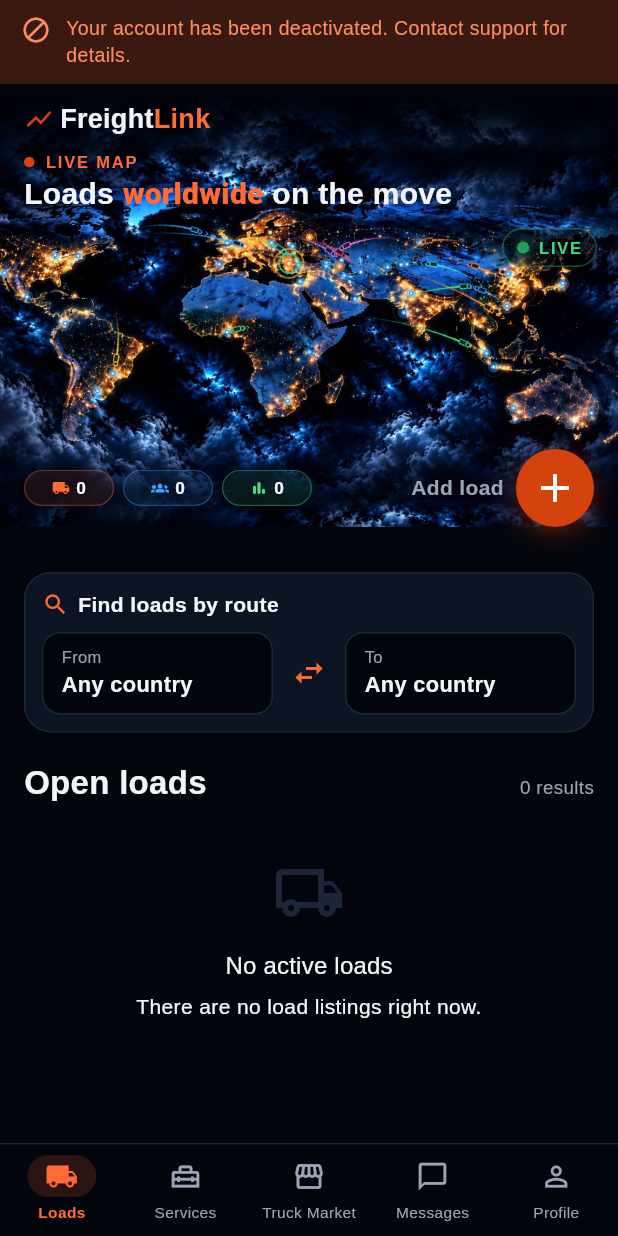
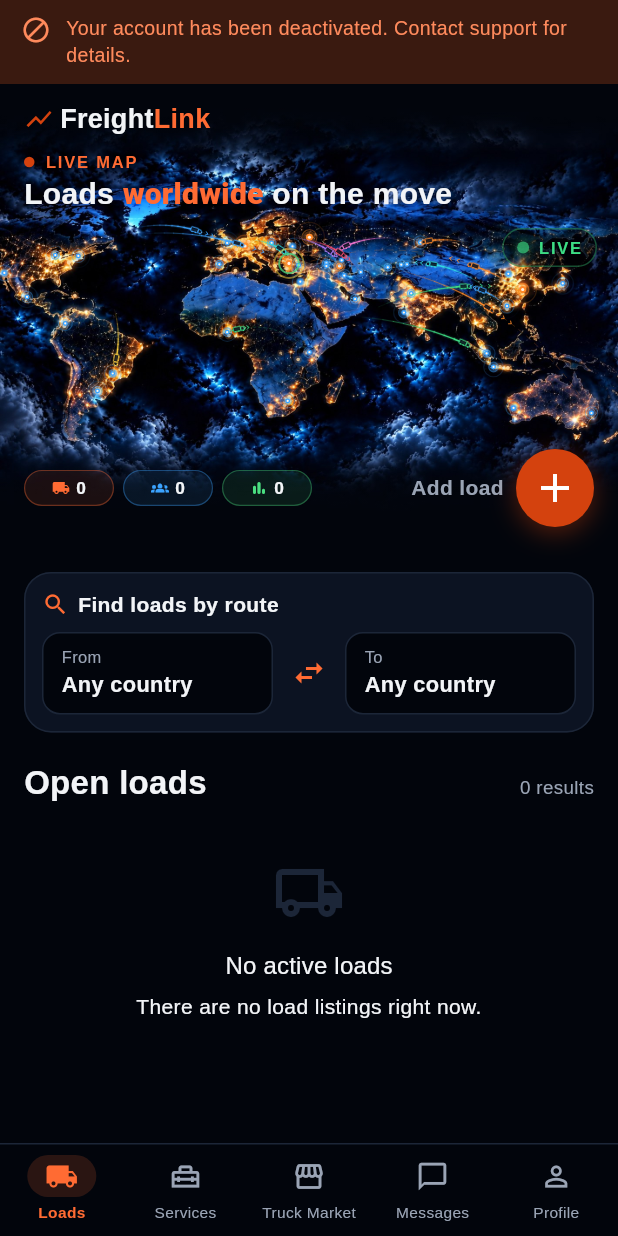
Before and after one commit to xalid9111/freightlink-test, a Flutter app: the screen it shows once a user with an empty profile is signed in, on a phone screen of 412 x 824 dp. Run offline on Flutter 3.47's test engine with Material 3 defaults, Android fonts, the phone set to English and light mode, and no system bars; our stand-ins replace audioplayers, equatable, file_picker, flutter_dotenv, flutter_map, flutter_riverpod and 8 more; missing offline and left inert: dart:js_interop, record; accounts and stored records are empty; network calls fail; project files that could hold a hidden picture were left out.

Commit message:
Night map: clouds fade gradually into the page at the top and bottom, no line
The bottom cloud picture was taller than the counters area, so it was cut
before its fade ended and left a horizontal line. The scene now keeps
only as much cloud as is always on screen (270 px above, 200 px below the
map) and fades it completely to #02050C inside that part; in night mode
the outer edge of both areas also gets a soft gradient to the page colour
behind the text, so no line shows on any screen width or text size. New
file names (_v3) so phones do not show the old cached pictures. Day mode
unchanged.

Co-Authored-By: Claude Opus 5.5 <noreply@anthropic.com>
Claude-Session: https://claude.ai/code/session_01TwoedHDaZ4iZm6AS71Mrpj

```diff
--- a/lib/features/cargo/presentation/cargo_marketplace_screen.dart
+++ b/lib/features/cargo/presentation/cargo_marketplace_screen.dart
@@ -220,7 +220,7 @@ class _Hero extends ConsumerWidget {
     // below the map are separate pictures that continue it): day = white
     // clouds, night = the owner's night clouds (19.10.2026).
     final day = AppColors.isDay;
-    final scene = day ? 'assets/images/world_map_day' : 'assets/images/world_map_night_v2';
+    final scene = day ? 'assets/images/world_map_day' : 'assets/images/world_map_night_v3';
     final topPad = MediaQuery.of(context).padding.top + 10;
     return Container(
       decoration: BoxDecoration(
@@ -234,6 +234,7 @@ class _Hero extends ConsumerWidget {
           _CloudScene(
             asset: '${scene}_top.jpg',
             alignment: Alignment.bottomCenter,
+            softEdge: !day,
             child: Padding(
             padding: EdgeInsets.only(top: topPad),
             child: Column(
@@ -285,6 +286,7 @@ class _Hero extends ConsumerWidget {
           _CloudScene(
             asset: '${scene}_bottom.jpg',
             alignment: Alignment.topCenter,
+            softEdge: !day,
             child: Column(
             crossAxisAlignment: CrossAxisAlignment.stretch,
             children: [
@@ -401,15 +403,44 @@ class _CloudScene extends StatelessWidget {
   final String asset;
   final Alignment alignment;
   final Widget child;
-  const _CloudScene({required this.asset, required this.alignment, required this.child});
+
+  /// Night: the outer edge (top of the title area, bottom of the counters
+  /// area) also fades softly into the page colour behind [child], so the
+  /// clouds never end in a line, whatever the screen width or text size.
+  final bool softEdge;
+  const _CloudScene({required this.asset, required this.alignment, required this.child, this.softEdge = false});
 
   @override
   Widget build(BuildContext context) {
-    return DecoratedBox(
+    final picture = DecoratedBox(
       decoration: BoxDecoration(
         image: DecorationImage(image: AssetImage(asset), fit: BoxFit.fitWidth, alignment: alignment),
       ),
-      child: child,
+      child: softEdge ? const SizedBox.expand() : child,
+    );
+    if (!softEdge) return picture;
+    final outerTop = alignment == Alignment.bottomCenter;
+    return Stack(
+      children: [
+        Positioned.fill(child: picture),
+        Positioned(
+          left: 0,
+          right: 0,
+          top: outerTop ? 0 : null,
+          bottom: outerTop ? null : 0,
+          height: 36,
+          child: DecoratedBox(
+            decoration: BoxDecoration(
+              gradient: LinearGradient(
+                begin: outerTop ? Alignment.topCenter : Alignment.bottomCenter,
+                end: outerTop ? Alignment.bottomCenter : Alignment.topCenter,
+                colors: [AppColors.hero, AppColors.hero.withValues(alpha: 0)],
+              ),
+            ),
+          ),
+        ),
+        child,
+      ],
     );
   }
 }
--- a/lib/features/cargo/presentation/widgets/live_map.dart
+++ b/lib/features/cargo/presentation/widgets/live_map.dart
@@ -38,11 +38,11 @@ class LiveMap extends StatefulWidget {
 }
 
 /// Background picture: the night-lights map in clouds (night mode,
-/// world_map_night_v2.jpg — the owner's design of 19.10.2026; hub
+/// world_map_night_v3.jpg — the owner's design of 19.10.2026; hub
 /// positions in live_map_night_geo.dart) or the colourful country map (day
 /// mode, world_map_day.jpg; hub positions in live_map_day_geo.dart).
 String liveMapImage({required bool day}) =>
-    day ? 'assets/images/world_map_day.jpg' : 'assets/images/world_map_night_v2.jpg';
+    day ? 'assets/images/world_map_day.jpg' : 'assets/images/world_map_night_v3.jpg';
 
 /// Size of assets/images/world_map.jpg: the world cropped tight to the
 /// continents (no empty margins), so the map looks big on a phone.
--- a/lib/features/cargo/presentation/widgets/live_map_night_geo.dart
+++ b/lib/features/cargo/presentation/widgets/live_map_night_geo.dart
@@ -4,7 +4,7 @@ import 'dart:ui' show Offset;
 //
 // Night-mode geometry of the home live map: the same hubs (same order as
 // _hubs in live_map.dart) and city lights, placed on the night picture
-// (assets/images/world_map_night_v2.jpg, 1420×480, the owner's cloud design).
+// (assets/images/world_map_night_v3.jpg, 1420×480, the owner's cloud design).
 
 const double kNightImgW = 1420, kNightImgH = 480;
 
```
Also changed, not shown: assets/images/world_map_night_v2.jpg (deleted), assets/images/world_map_night_v2_bottom.jpg (deleted), assets/images/world_map_night_v2_top.jpg (deleted), assets/images/world_map_night_v3.jpg (added), assets/images/world_map_night_v3_bottom.jpg (added), assets/images/world_map_night_v3_top.jpg (added), 2 other files.
